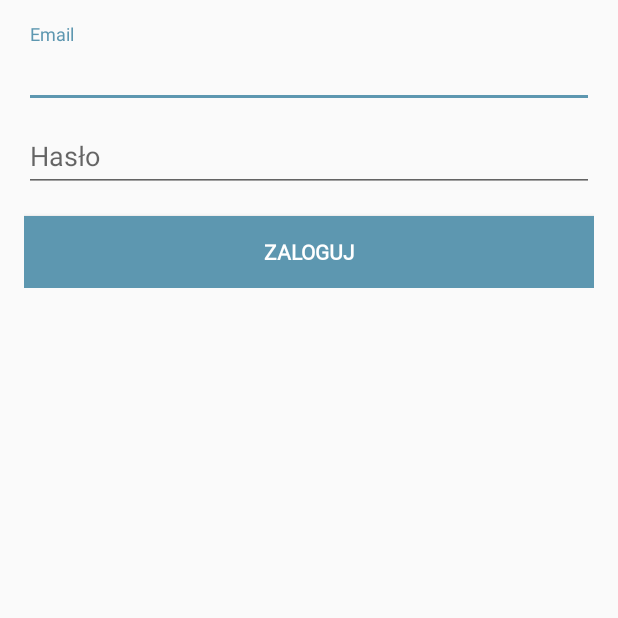
After one commit to krymeer/pdu, an Android app: the LoginScreen screen opened directly, with no data from a screen before it, on a phone screen of 412 x 824 dp, the top half of it. The commit adds this screen. Run offline under Robolectric (Android 15) with nearby library versions, the phone set to English and light mode, and no system bars; Roboto replaces fonts that are not available here.

Commit message:
Added login screen

```diff
--- a/place_zabaw/app/build.gradle
+++ b/place_zabaw/app/build.gradle
@@ -22,6 +22,7 @@
     implementation fileTree(dir: 'libs', include: ['*.jar'])
     implementation 'com.android.support:appcompat-v7:28.0.0'
     implementation 'com.android.support.constraint:constraint-layout:1.1.3'
+    implementation 'com.android.support:design:28.0.0'
     testImplementation 'junit:junit:4.12'
     androidTestImplementation 'com.android.support.test:runner:1.0.2'
     androidTestImplementation 'com.android.support.test.espresso:espresso-core:3.0.2'
--- /dev/null
+++ b/place_zabaw/app/src/main/res/layout/activity_login_screen.xml
@@ -0,0 +1,81 @@
+<?xml version="1.0" encoding="utf-8"?>
+<LinearLayout xmlns:android="http://schemas.android.com/apk/res/android"
+    xmlns:tools="http://schemas.android.com/tools"
+    android:layout_width="match_parent"
+    android:layout_height="match_parent"
+    android:gravity="center_horizontal"
+    android:orientation="vertical"
+    android:paddingBottom="@dimen/activity_vertical_margin"
+    android:paddingLeft="@dimen/activity_horizontal_margin"
+    android:paddingRight="@dimen/activity_horizontal_margin"
+    android:paddingTop="@dimen/activity_vertical_margin"
+    tools:context=".LoginScreen">
+
+    <!-- Login progress -->
+    <ProgressBar
+        android:id="@+id/login_progress"
+        style="?android:attr/progressBarStyleLarge"
+        android:layout_width="wrap_content"
+        android:layout_height="wrap_content"
+        android:layout_marginBottom="8dp"
+        android:visibility="gone" />
+
+    <ScrollView
+        android:id="@+id/login_form"
+        android:layout_width="match_parent"
+        android:layout_height="match_parent">
+
+        <LinearLayout
+            android:id="@+id/email_login_form"
+            android:layout_width="match_parent"
+            android:layout_height="wrap_content"
+            android:orientation="vertical">
+
+            <android.support.design.widget.TextInputLayout
+                android:layout_width="match_parent"
+                android:layout_height="wrap_content">
+
+                <AutoCompleteTextView
+                    android:id="@+id/email"
+                    android:layout_width="match_parent"
+                    android:layout_height="wrap_content"
+                    android:hint="@string/prompt_email"
+                    android:inputType="textEmailAddress"
+                    android:maxLines="1"
+                    android:singleLine="true" />
+
+            </android.support.design.widget.TextInputLayout>
+
+            <android.support.design.widget.TextInputLayout
+                android:layout_width="match_parent"
+                android:layout_height="wrap_content">
+
+                <EditText
+                    android:id="@+id/password"
+                    android:layout_width="match_parent"
+                    android:layout_height="wrap_content"
+                    android:hint="@string/prompt_password"
+                    android:imeActionId="6"
+                    android:imeActionLabel="@string/action_sign_in_short"
+                    android:imeOptions="actionUnspecified"
+                    android:inputType="textPassword"
+                    android:maxLines="1"
+                    android:singleLine="true" />
+
+            </android.support.design.widget.TextInputLayout>
+
+            <Button
+                android:id="@+id/email_sign_in_button"
+                style="?android:textAppearanceSmall"
+                android:layout_width="match_parent"
+                android:layout_height="wrap_content"
+                android:layout_marginTop="16dp"
+                android:text="@string/action_sign_in_short"
+                android:background="@color/colorAccent"
+                android:fontFamily="@font/roboto"
+                android:textStyle="bold"
+                android:textColor="#fff"/>
+
+        </LinearLayout>
+    </ScrollView>
+</LinearLayout>
--- a/place_zabaw/app/src/main/res/layout/activity_start_screen.xml
+++ b/place_zabaw/app/src/main/res/layout/activity_start_screen.xml
@@ -47,6 +47,7 @@
         android:textAllCaps="false"
         android:textColor="#fff"
         android:textSize="30sp"
+        android:onClick="onLoginClick"
         />
 
 
--- /dev/null
+++ b/place_zabaw/app/src/main/res/values/dimens.xml
@@ -0,0 +1,5 @@
+<resources>
+    <!-- Default screen margins, per the Android Design guidelines. -->
+    <dimen name="activity_horizontal_margin">16dp</dimen>
+    <dimen name="activity_vertical_margin">16dp</dimen>
+</resources>
--- a/place_zabaw/app/src/main/res/values/strings.xml
+++ b/place_zabaw/app/src/main/res/values/strings.xml
@@ -4,4 +4,19 @@
     <string name="sign_up">Zarejestruj się</string>
     <string name="log_in">Zaloguj się</string>
     <string name="see_demo">Zobacz demo</string>
+    <string name="title_activity_login_screen">Zaloguj</string>
+    <string name="title_activity_main_screen">Ekran główny</string>
+
+    <!-- Strings related to login -->
+    <string name="prompt_email">Email</string>
+    <string name="prompt_password">Hasło</string>
+    <string name="action_sign_in">Zaloguj się lub zarejestruj</string>
+    <string name="action_sign_in_short">Zaloguj</string>
+    <string name="error_invalid_email">Niepoprawny adres email</string>
+    <string name="error_invalid_password">Hasło jest za krótkie</string>
+    <string name="error_incorrect_password">Hasło nieprawidłowe</string>
+    <string name="error_field_required">To pole jest wymagane</string>
+    <string name="permission_rationale">"Contacts permissions are needed for providing email
+        completions."
+    </string>
 </resources>
```
Also changed, not shown: place_zabaw/app/src/main/AndroidManifest.xml (+10 -0 lines), place_zabaw/app/src/main/java/czernik/osada/placezabaw/LoginScreen.java (added, +356 -0 lines), place_zabaw/app/src/main/java/czernik/osada/placezabaw/MainScreen.java (added, +28 -0 lines), place_zabaw/app/src/main/java/czernik/osada/placezabaw/StartScreen.java (+8 -0 lines), place_zabaw/app/src/main/res/layout/activity_main_screen.xml (added, +34 -0 lines).
